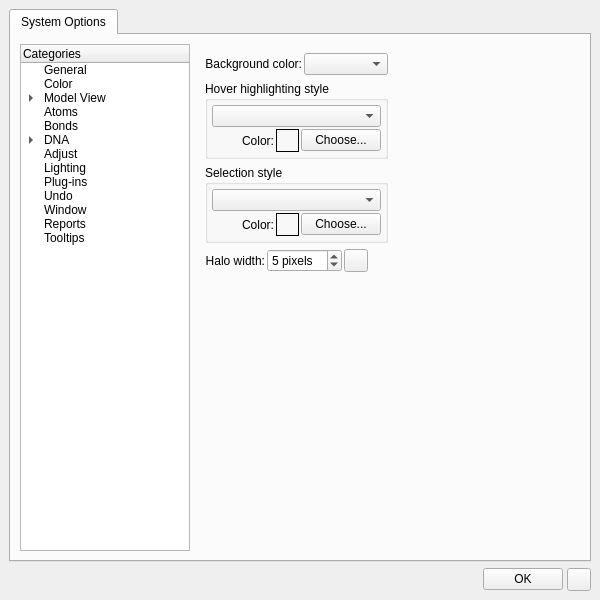
Above: cad/src/ne1_ui/prefs/PreferencesDialog.ui from kanzure/nanoengineer before the change. Below: the same form after it.
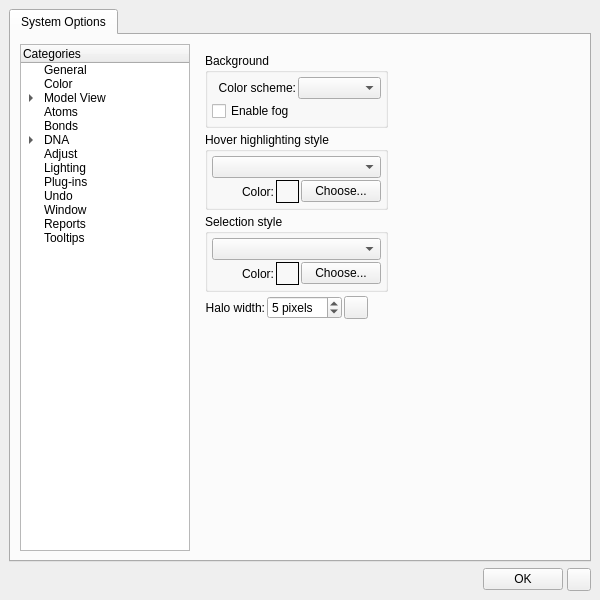
That is the form after the change. The open tabs and pages were chosen to show the change. Icons and pictures are not drawn.

Commit message: Moved "Enable fog" checkbox from the "Model" page to the "Color" page.

What changed in the file:
```diff
--- a/cad/src/ne1_ui/prefs/PreferencesDialog.ui
+++ b/cad/src/ne1_ui/prefs/PreferencesDialog.ui
@@ -219,9 +219,28 @@
               <number>0</number>
              </property>
              <property name="spacing" >
-              <number>6</number>
+              <number>4</number>
              </property>
              <item>
+              <widget class="QGroupBox" name="backgroundGroupBox" >
+               <property name="title" >
+                <string>Background</string>
+               </property>
+               <layout class="QGridLayout" >
+                <property name="margin" >
+                 <number>4</number>
+                </property>
+                <property name="spacing" >
+                 <number>2</number>
+                </property>
+                <item row="1" column="0" >
+                 <widget class="QCheckBox" name="enableFogCheckBox" >
+                  <property name="text" >
+                   <string>Enable fog</string>
+                  </property>
+                 </widget>
+                </item>
+                <item row="0" column="0" >
               <layout class="QHBoxLayout" >
                <property name="margin" >
                 <number>0</number>
@@ -232,7 +251,7 @@
                <item>
                 <widget class="QLabel" name="label_8" >
                  <property name="text" >
-                  <string>Background color:</string>
+                     <string>Color scheme:</string>
                  </property>
                  <property name="alignment" >
                   <set>Qt::AlignRight|Qt::AlignTrailing|Qt::AlignVCenter</set>
@@ -244,6 +263,9 @@
                </item>
               </layout>
              </item>
+               </layout>
+              </widget>
+             </item>
              <item>
               <widget class="QGroupBox" name="hoverHighlightingStyleGroupBox" >
                <property name="title" >
@@ -644,13 +666,6 @@
                </layout>
               </widget>
              </item>
-             <item>
-              <widget class="QCheckBox" name="enableFogCheckBox" >
-               <property name="text" >
-                <string>Enable fog</string>
-               </property>
-              </widget>
-             </item>
              <item>
               <spacer>
                <property name="orientation" >
```
Left out of the diff: 2 changed lines with no effect on the pictures. Lines whose indentation alone changed are shown as unchanged. The commit also changes 2 other files.
